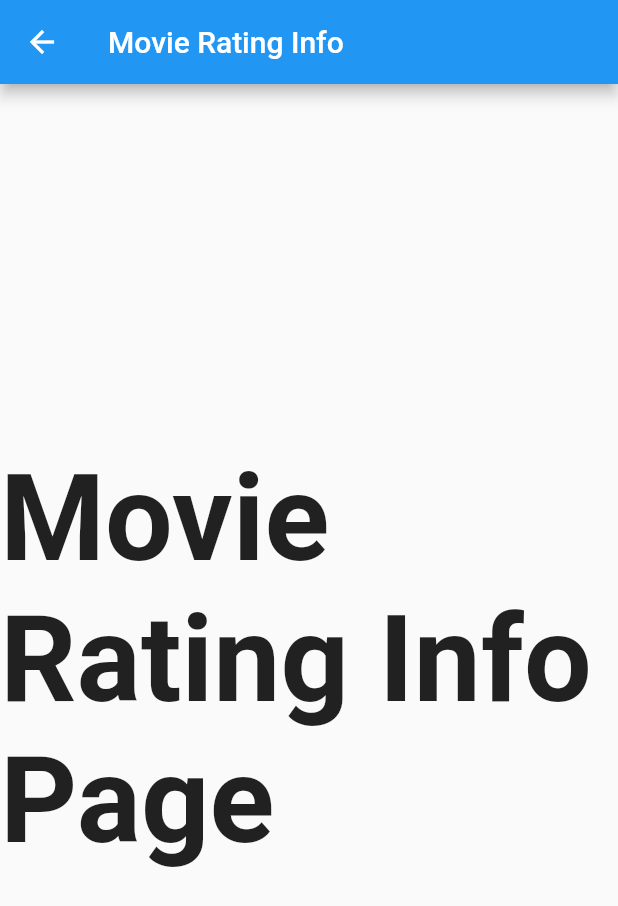
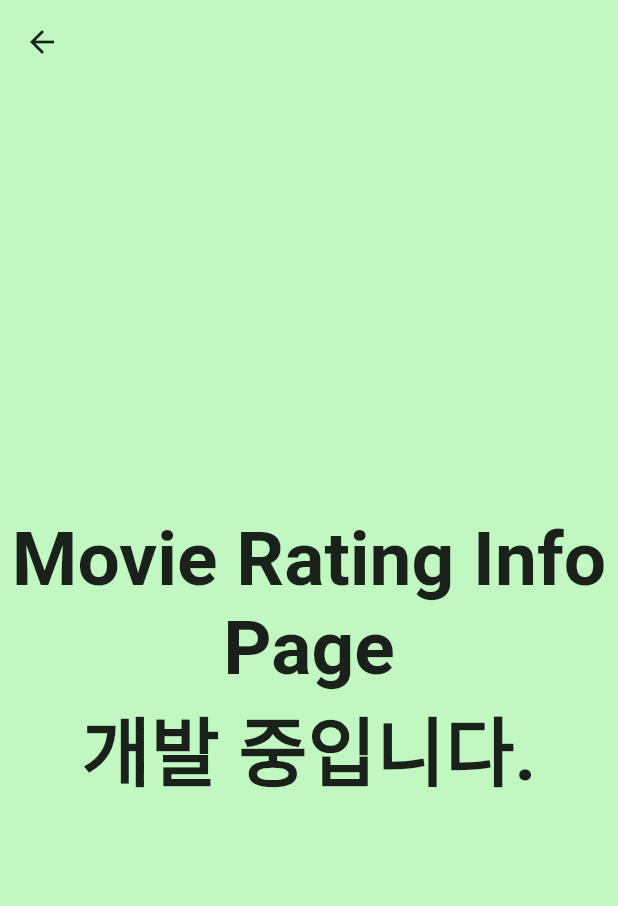
Before and after one commit to harmlessman/ChildMovie, a Flutter app: the MovieRatingInfoPage screen opened directly, on a phone screen of 412 x 824 dp. Shown: the top 906 px of the screen. Run offline on Flutter 3.47's test engine with Material 2 defaults, Android fonts, the phone set to English and light mode, and no system bars; our stand-ins replace fl_chart, flutter_screenutil, shared_preferences, sqflite; accounts and stored records are empty; Roboto replaces fonts that are missing (normal).

Commit message:
Add pages (under development)

```diff
--- a/lib/pages/movie_rating_info.dart
+++ b/lib/pages/movie_rating_info.dart
@@ -11,18 +11,22 @@ class _MovieRatingInfoPageState extends State<MovieRatingInfoPage> {
   @override
   Widget build(BuildContext context) {
     return Scaffold(
+      backgroundColor: Color(0xffc1f7c1),
       appBar: AppBar(
-        title: Text('Movie Rating Info'),
+        title: Text(''),
+        backgroundColor: Colors.transparent,
+        elevation: 0.0,
+        iconTheme: IconThemeData(color: Colors.black87),
       ),
       body: Center(
-        child: Text('Movie Rating Info Page',
+        child: Text('Movie Rating Info Page\n개발 중입니다.',
+            textAlign: TextAlign.center,
             style: TextStyle(
-              fontSize: 80,
+              fontFamily: 'normal',
+              fontSize: 50,
               fontWeight: FontWeight.bold,
-            )
-        ),
+            )),
       ),
     );
   }
-
 }
```
Also changed, not shown: lib/pages/detail_search_page.dart (+10 -6 lines), lib/pages/update_page.dart (+10 -5 lines), lib/setting.dart (added, +23 -0 lines).
